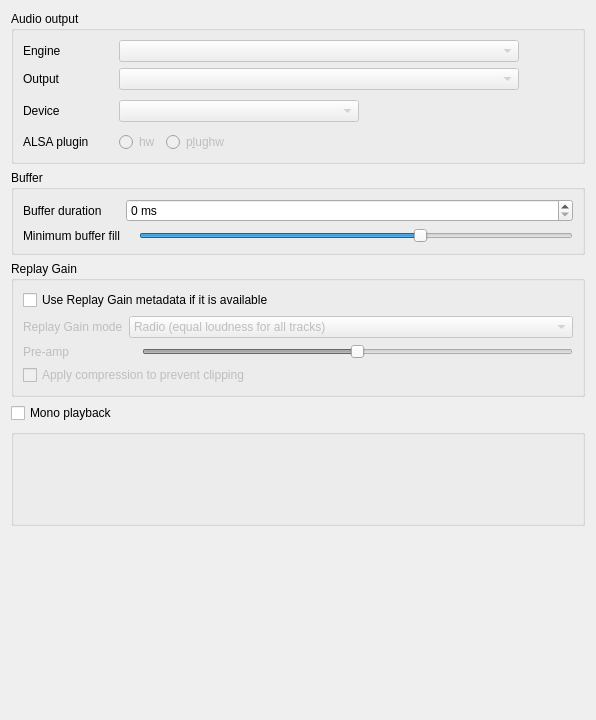
Before: the Qt Designer form src/settings/backendsettingspage.ui in strawberrymusicplayer/strawberry, drawn with Qt 5.
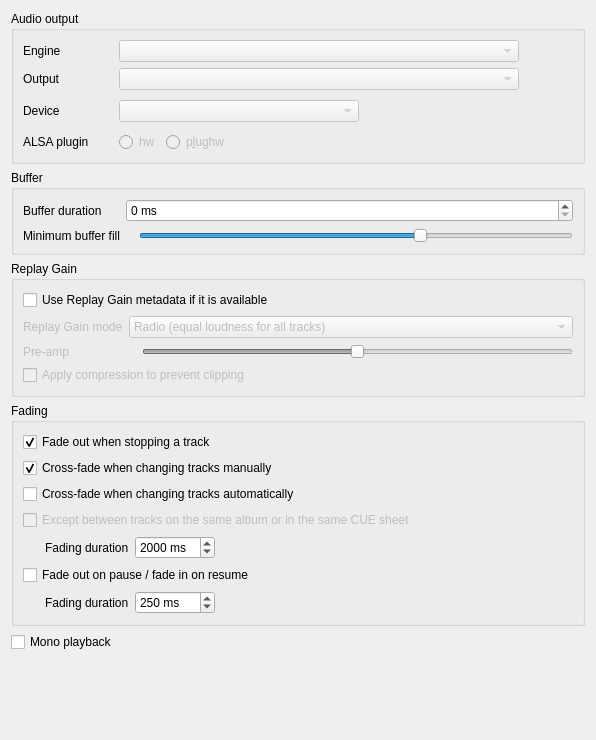
After: the same form once the commit is applied. Custom widgets are drawn as their Qt base class.

Commit message: Disable fading when alsa device is selected

The edit to the form file:
```diff
--- a/src/settings/backendsettingspage.ui
+++ b/src/settings/backendsettingspage.ui
@@ -7,7 +7,7 @@
     <x>0</x>
     <y>0</y>
     <width>596</width>
-    <height>720</height>
+    <height>740</height>
    </rect>
   </property>
   <property name="windowTitle">
@@ -406,6 +406,159 @@
      </layout>
     </widget>
    </item>
+   <item>
+    <widget class="QGroupBox" name="groupbox_fading">
+     <property name="title">
+      <string>Fading</string>
+     </property>
+     <layout class="QVBoxLayout" name="verticalLayout_4">
+      <item>
+       <widget class="QCheckBox" name="checkbox_fadeout_stop">
+        <property name="text">
+         <string>Fade out when stopping a track</string>
+        </property>
+        <property name="checked">
+         <bool>true</bool>
+        </property>
+       </widget>
+      </item>
+      <item>
+       <widget class="QCheckBox" name="checkbox_fadeout_cross">
+        <property name="text">
+         <string>Cross-fade when changing tracks manually</string>
+        </property>
+        <property name="checked">
+         <bool>true</bool>
+        </property>
+       </widget>
+      </item>
+      <item>
+       <widget class="QCheckBox" name="checkbox_fadeout_auto">
+        <property name="text">
+         <string>Cross-fade when changing tracks automatically</string>
+        </property>
+       </widget>
+      </item>
+      <item>
+       <widget class="QCheckBox" name="checkbox_fadeout_samealbum">
+        <property name="enabled">
+         <bool>false</bool>
+        </property>
+        <property name="text">
+         <string>Except between tracks on the same album or in the same CUE sheet</string>
+        </property>
+       </widget>
+      </item>
+      <item>
+       <widget class="QWidget" name="widget_fading_options" native="true">
+        <layout class="QHBoxLayout" name="horizontalLayout_2">
+         <property name="leftMargin">
+          <number>0</number>
+         </property>
+         <property name="topMargin">
+          <number>0</number>
+         </property>
+         <property name="rightMargin">
+          <number>0</number>
+         </property>
+         <property name="bottomMargin">
+          <number>0</number>
+         </property>
+         <item>
+          <widget class="QLabel" name="label_fadingduration_1">
+           <property name="text">
+            <string>Fading duration</string>
+           </property>
+           <property name="indent">
+            <number>22</number>
+           </property>
+          </widget>
+         </item>
+         <item>
+          <widget class="QSpinBox" name="spinbox_fadeduration">
+           <property name="suffix">
+            <string> ms</string>
+           </property>
+           <property name="maximum">
+            <number>10000</number>
+           </property>
+           <property name="singleStep">
+            <number>1000</number>
+           </property>
+           <property name="value">
+            <number>2000</number>
+           </property>
+          </widget>
+         </item>
+         <item>
+          <spacer name="spacer_fading_1">
+           <property name="orientation">
+            <enum>Qt::Horizontal</enum>
+           </property>
+           <property name="sizeHint" stdset="0">
+            <size>
+             <width>257</width>
+             <height>20</height>
+            </size>
+           </property>
+          </spacer>
+         </item>
+        </layout>
+       </widget>
+      </item>
+      <item>
+       <widget class="QCheckBox" name="checkbox_fadeout_pauseresume">
+        <property name="text">
+         <string>Fade out on pause / fade in on resume</string>
+        </property>
+       </widget>
+      </item>
+      <item>
+       <layout class="QHBoxLayout" name="layout_fading">
+        <item>
+         <widget class="QLabel" name="label_fadingduration_2">
+          <property name="text">
+           <string>Fading duration</string>
+          </property>
+          <property name="indent">
+           <number>22</number>
+          </property>
+         </widget>
+        </item>
+        <item>
+         <widget class="QSpinBox" name="spinbox_fadeduration_pauseresume">
+          <property name="suffix">
+           <string> ms</string>
+          </property>
+          <property name="maximum">
+           <number>10000</number>
+          </property>
+          <property name="singleStep">
+           <number>50</number>
+          </property>
+          <property name="value">
+           <number>250</number>
+          </property>
+         </widget>
+        </item>
+        <item>
+         <spacer name="spacer_fading_2">
+          <property name="orientation">
+           <enum>Qt::Horizontal</enum>
+          </property>
+          <property name="sizeHint" stdset="0">
+           <size>
+            <width>40</width>
+            <height>20</height>
+           </size>
+          </property>
+         </spacer>
+        </item>
+       </layout>
+      </item>
+     </layout>
+    </widget>
+   </item>
    <item>
     <widget class="QCheckBox" name="checkbox_monoplayback">
      <property name="toolTip">
@@ -416,68 +569,6 @@
      </property>
     </widget>
    </item>
-   <item>
-    <widget class="QGroupBox" name="groupbox_warning">
-     <property name="enabled">
-      <bool>false</bool>
-     </property>
-     <property name="title">
-      <string/>
-     </property>
-     <layout class="QHBoxLayout" name="horizontalLayout">
-      <item>
-       <widget class="QLabel" name="label_warn_logo">
-        <property name="enabled">
-         <bool>false</bool>
-        </property>
-        <property name="minimumSize">
-         <size>
-          <width>0</width>
-          <height>70</height>
-         </size>
-        </property>
-        <property name="maximumSize">
-         <size>
-          <width>64</width>
-          <height>64</height>
-         </size>
-        </property>
-        <property name="text">
-         <string/>
-        </property>
-       </widget>
-      </item>
-      <item>
-       <widget class="QLabel" name="label_warn_text">
-        <property name="enabled">
-         <bool>false</bool>
-        </property>
-        <property name="minimumSize">
-         <size>
-          <width>0</width>
-          <height>70</height>
-         </size>
-        </property>
-        <property name="maximumSize">
-         <size>
-          <width>16777215</width>
-          <height>64</height>
-         </size>
-        </property>
-        <property name="text">
-         <string/>
-        </property>
-        <property name="alignment">
-         <set>Qt::AlignLeading|Qt::AlignLeft|Qt::AlignVCenter</set>
-        </property>
-        <property name="wordWrap">
-         <bool>true</bool>
-        </property>
-       </widget>
-      </item>
-     </layout>
-    </widget>
-   </item>
    <item>
     <spacer name="verticalSpacer">
      <property name="orientation">
```
The commit also changes 11 other files.
